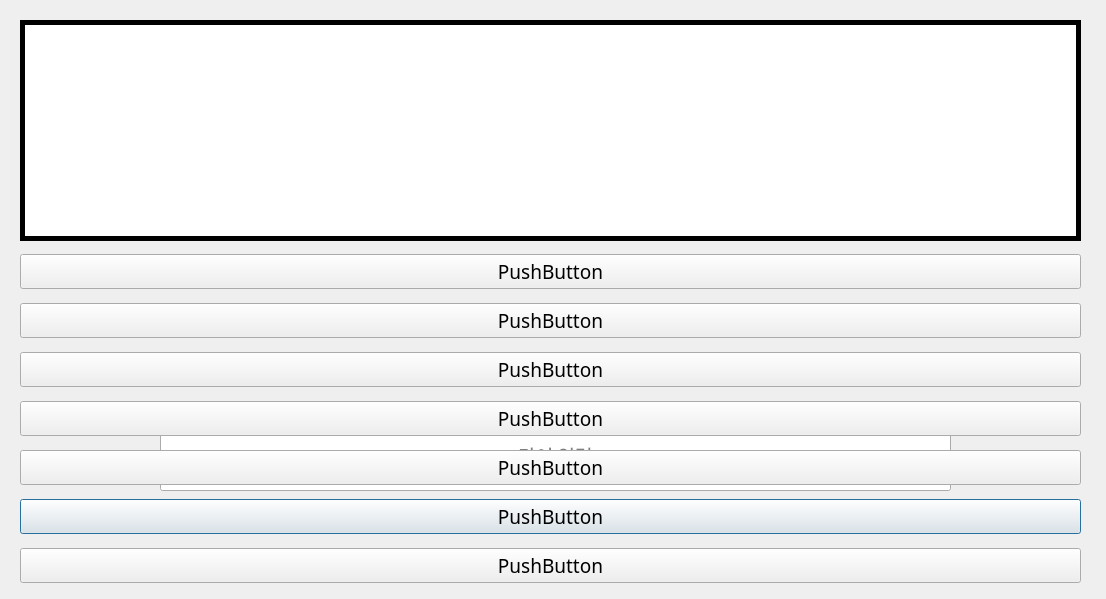
Above: TestWindow.ui from KangInPark/VocaTester before the change. Below: the same form after it.
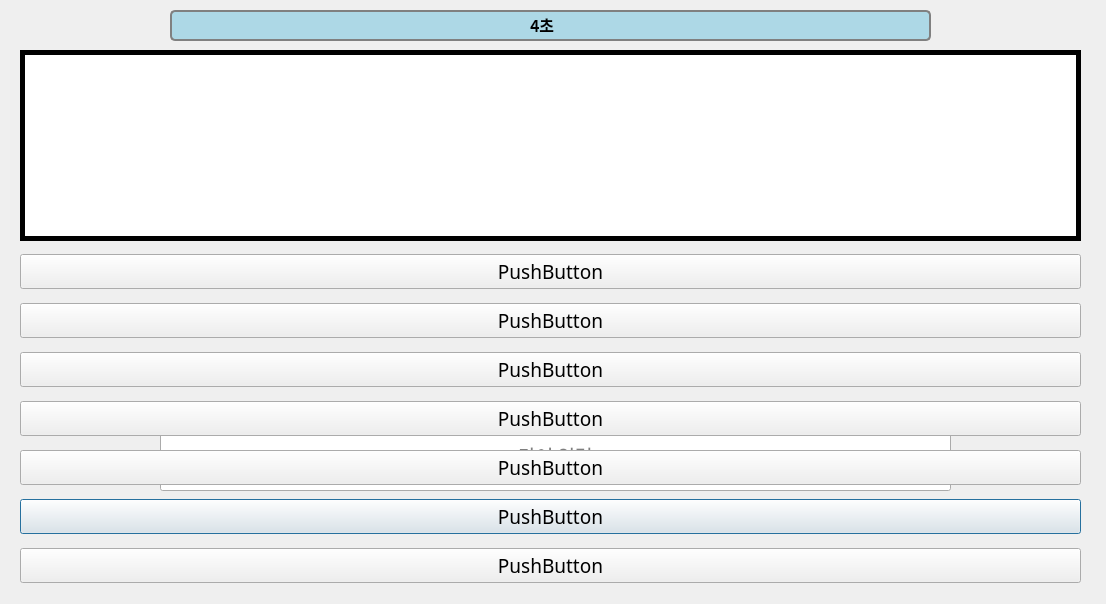
That is the form after the change.

```diff
--- a/TestWindow.ui
+++ b/TestWindow.ui
@@ -7,7 +7,7 @@
     <x>0</x>
     <y>0</y>
     <width>1106</width>
-    <height>599</height>
+    <height>604</height>
    </rect>
   </property>
   <property name="windowTitle">
@@ -17,9 +17,9 @@
    <property name="geometry">
     <rect>
      <x>20</x>
-     <y>20</y>
+     <y>50</y>
      <width>1061</width>
-     <height>221</height>
+     <height>191</height>
     </rect>
    </property>
    <property name="font">
@@ -202,6 +202,74 @@
     </item>
    </layout>
   </widget>
+  <widget class="QProgressBar" name="pb">
+   <property name="geometry">
+    <rect>
+     <x>170</x>
+     <y>10</y>
+     <width>761</width>
+     <height>31</height>
+    </rect>
+   </property>
+   <property name="font">
+    <font>
+     <family>맑은 고딕</family>
+     <pointsize>12</pointsize>
+     <weight>75</weight>
+     <bold>true</bold>
+    </font>
+   </property>
+   <property name="styleSheet">
+    <string notr="true">QProgressBar{
+    border: 2px solid grey;
+    border-radius: 5px;
+	background-color: lightblue;
+}
+
+QProgressBar::chunk {
+    background-color: white;
+}</string>
+   </property>
+   <property name="minimum">
+    <number>0</number>
+   </property>
+   <property name="maximum">
+    <number>5000</number>
+   </property>
+   <property name="value">
+    <number>0</number>
+   </property>
+   <property name="textVisible">
+    <bool>false</bool>
+   </property>
+   <property name="invertedAppearance">
+    <bool>false</bool>
+   </property>
+   <property name="format">
+    <string>%p</string>
+   </property>
+  </widget>
+  <widget class="QLabel" name="tlabel">
+   <property name="geometry">
+    <rect>
+     <x>530</x>
+     <y>14</y>
+     <width>41</width>
+     <height>21</height>
+    </rect>
+   </property>
+   <property name="font">
+    <font>
+     <family>맑은 고딕</family>
+     <pointsize>12</pointsize>
+     <weight>75</weight>
+     <bold>true</bold>
+    </font>
+   </property>
+   <property name="text">
+    <string>4초</string>
+   </property>
+  </widget>
  </widget>
  <resources/>
  <connections/>
```
